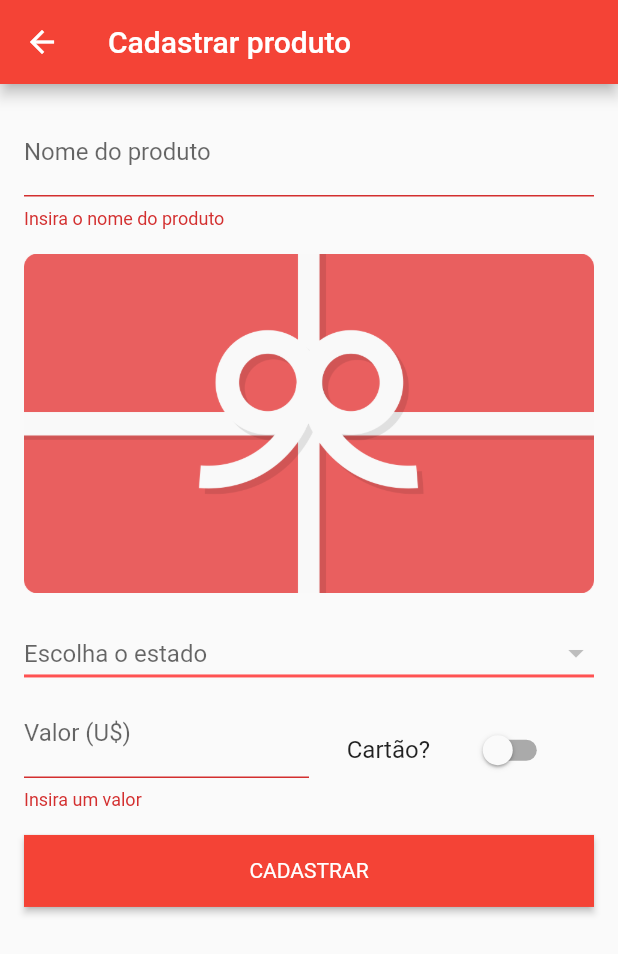
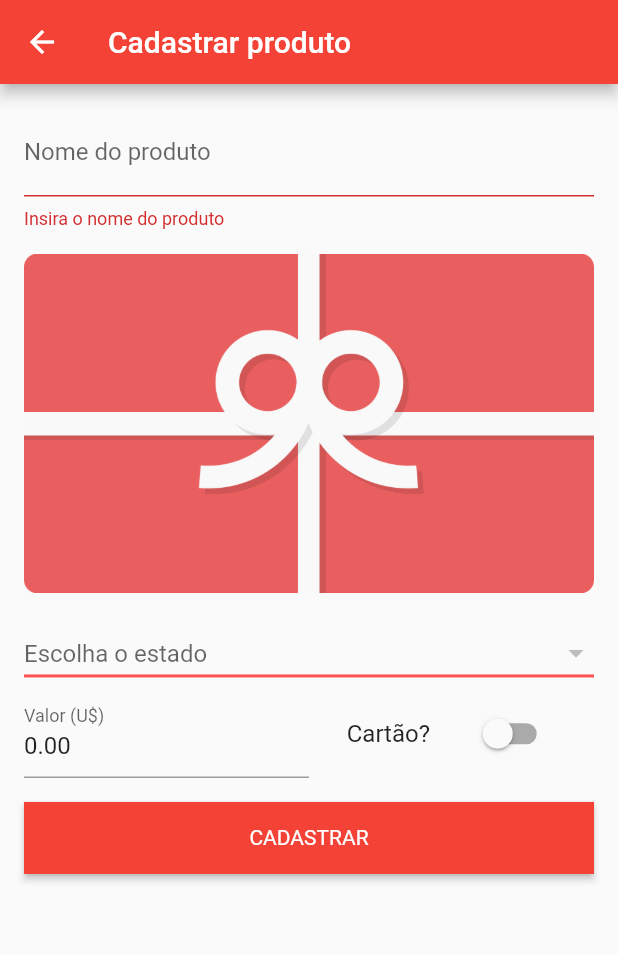
Before and after one commit to kauaestriga/UShopping, a Flutter app: the AddPurchase screen opened by its route, after a tap on "CADASTRAR", on a phone screen of 412 x 824 dp. Shown: the top 954 px of the screen. Run offline on Flutter 3.47's test engine with Material 2 defaults, Android fonts, the phone set to English and light mode, and no system bars; our stand-ins replace cloud_firestore, flutter_masked_text, image_picker, sqflite; missing offline and left inert: dart:ffi; accounts and stored records are empty.

Commit message:
correcao do update do cadastro e do carregamente das variaveis de taxas

```diff
--- a/lib/sqlite/addPurchase.dart
+++ b/lib/sqlite/addPurchase.dart
@@ -5,6 +5,7 @@ import 'package:flutter/cupertino.dart';
 import 'package:flutter/material.dart';
 import 'package:flutter_app_ushopping/sqlite/model/purchase.dart';
 import 'package:flutter_app_ushopping/utils/CustomButton.dart';
+import 'package:flutter_masked_text/flutter_masked_text.dart';
 import 'package:image_picker/image_picker.dart';
 import 'package:flutter_app_ushopping/utils/ImageUtils.dart';
 
@@ -13,45 +14,55 @@ import 'model/purchase.dart';
 class AddPurchase extends StatefulWidget {
   final Purchase purchaseItem;
 
-  const AddPurchase ({ Key key, this.purchaseItem }): super(key: key);
+  const AddPurchase({Key key, this.purchaseItem}) : super(key: key);
+
   @override
   _AddPurchaseState createState() => _AddPurchaseState();
 }
 
 class _AddPurchaseState extends State<AddPurchase> {
+  CollectionReference statesRefs;
 
   @override
   void initState() {
     super.initState();
 
+    statesRefs = Firestore.instance.collection("states");
+    _loadIofTax();
+
     if (widget.purchaseItem != null) {
+      _purchaseId = widget.purchaseItem.id;
       _productNameController.text = widget.purchaseItem.productName;
-      _valueController.text = widget.purchaseItem.fullProductPrice.toString();
-      if(widget.purchaseItem.image != "")
-        _image = File.fromRawPath(ImageUtils.base64ToImage(widget.purchaseItem.image));
+      _valueController.text = widget.purchaseItem.dollarProductPrice.toStringAsFixed(2);
+      if (widget.purchaseItem.image != "")
+        _imageBase64 = widget.purchaseItem.image;
+      _dropDownValue = widget.purchaseItem.state;
       _isCard = widget.purchaseItem.isCard == 1;
+      _loadStateTax(widget.purchaseItem.state);
+      _textAction = "Editar";
     }
   }
 
   final _formKey = GlobalKey<FormState>();
+  final TextEditingController _productNameController = TextEditingController();
+  final MoneyMaskedTextController _valueController = MoneyMaskedTextController(decimalSeparator: '.', thousandSeparator: ',');
+
   File _image;
+  String _dropDownValue;
 
-  String _dropDownValue;
-  // var _states = ['Alabama', 'Alaska', 'New York', 'Washington'];
-  // List<DropdownMenuItem> _stateItems = [];
+  String _imageBase64 = "";
+  String _textAction = "Cadastrar";
+  bool _isCard = false;
 
-  bool _isCard = false;
-  double _iofTax = 6.38;
+  double _iofTax = 0;
   double _stateTax = 0;
-
-  final TextEditingController _productNameController = TextEditingController();
-  final TextEditingController _valueController = TextEditingController();
+  int _purchaseId = 0;
 
   @override
   Widget build(BuildContext context) {
     return Scaffold(
       appBar: AppBar(
-        title: Text("Cadastrar produto"),
+        title: Text("$_textAction produto"),
       ),
       body: SingleChildScrollView(
         child: Padding(
@@ -62,6 +73,8 @@ class _AddPurchaseState extends State<AddPurchase> {
               crossAxisAlignment: CrossAxisAlignment.start,
               children: [
                 TextFormField(
+                  keyboardType: TextInputType.name,
+                  textCapitalization: TextCapitalization.sentences,
                   decoration: InputDecoration(
                       hintText: "Nome do produto",
                       labelText: "Nome do produto"),
@@ -83,6 +96,9 @@ class _AddPurchaseState extends State<AddPurchase> {
                                   height: 200,
                                   fit: BoxFit.fitWidth),
                             )
+                          : _imageBase64 != ""
+                              ? Image.memory(
+                                  ImageUtils.base64ToImage(_imageBase64))
                               : Image.asset('images/gift_card.png')),
                 ),
                 SizedBox(height: 16),
@@ -92,6 +108,7 @@ class _AddPurchaseState extends State<AddPurchase> {
                     children: <Widget>[
                       Expanded(
                           child: TextFormField(
+                              keyboardType: TextInputType.number,
                               decoration: InputDecoration(
                                   hintText: "Valor (U\$)",
                                   labelText: "Valor (U\$)"),
@@ -120,26 +137,32 @@ class _AddPurchaseState extends State<AddPurchase> {
                     ]),
                 SizedBox(height: 16),
                 CustomButton(
-                  text: "Cadastrar",
+                  text: _textAction,
                   onPressed: () {
                     if (_formKey.currentState.validate()) {
                       var fullPrice = double.parse(_valueController.text);
                       if (_stateTax != 0) {
-                        fullPrice = double.parse(_valueController.text) * (_stateTax / 100 + 1);
+                        fullPrice = double.parse(_valueController.text) *
+                            (_stateTax / 100 + 1);
                       }
 
                       if (_isCard) {
                         fullPrice = fullPrice * (_iofTax / 100 + 1);
                       }
 
+                      fullPrice = double.parse(fullPrice.toStringAsFixed(2));
+
                       Purchase purchase = Purchase(
+                          id: _purchaseId != 0 ? _purchaseId : null,
                           productName: _productNameController.text,
-                        dollarProductPrice: double.parse(_valueController.text),
+                          dollarProductPrice:
+                              double.parse(_valueController.text),
                           fullProductPrice: fullPrice,
                           state: _dropDownValue != null ? _dropDownValue : "",
-                        image: _image != null ? ImageUtils.imageToBase64(_image) : "",
-                        isCard: _isCard ? 1 : 0
-                      );
+                          image: _image != null
+                              ? ImageUtils.imageToBase64(_image)
+                              : _imageBase64,
+                          isCard: _isCard ? 1 : 0);
                       Navigator.pop(context, purchase);
                     }
                   },
@@ -153,7 +176,8 @@ class _AddPurchaseState extends State<AddPurchase> {
   }
 
   _imgFromCamera() async {
-    PickedFile selectedFile = await ImagePicker().getImage(source: ImageSource.camera);
+    PickedFile selectedFile =
+        await ImagePicker().getImage(source: ImageSource.camera);
     File image = File(selectedFile.path);
 
     setState(() {
@@ -162,7 +186,8 @@ class _AddPurchaseState extends State<AddPurchase> {
   }
 
   _imgFromGallery() async {
-    PickedFile selectedFile = await ImagePicker().getImage(source: ImageSource.gallery);
+    PickedFile selectedFile =
+        await ImagePicker().getImage(source: ImageSource.gallery);
     File image = File(selectedFile.path);
 
     setState(() {
@@ -202,27 +227,25 @@ class _AddPurchaseState extends State<AddPurchase> {
 
   Widget _loadItensDropDown(BuildContext context) {
     return StreamBuilder<QuerySnapshot>(
-      stream: Firestore.instance.collection("states").snapshots(),
+      stream: statesRefs.snapshots(),
       builder: (context, snapshot) {
-        if (!snapshot.hasData) LinearProgressIndicator();
-
-        return _buildDropDown(snapshot.data.documents);
+        return snapshot.data == null
+            ? LinearProgressIndicator()
+            : _buildDropDown(snapshot.data.documents);
       },
     );
   }
 
   Widget _buildDropDown(List<DocumentSnapshot> snapshot) {
     List<DropdownMenuItem> _stateItems = [];
-    for(int i=0; i < snapshot.length; i++) {
+    for (int i = 0; i < snapshot.length; i++) {
       DocumentSnapshot snap = snapshot[i];
-      _stateItems.add(
-          DropdownMenuItem(
+      _stateItems.add(DropdownMenuItem(
         child: Text(
           snap.documentID,
         ),
         value: "${snap.documentID}",
-          )
-      );
+      ));
     }
 
     return DropdownButton(
@@ -237,37 +260,27 @@ class _AddPurchaseState extends State<AddPurchase> {
         onChanged: (newState) {
           _dropDownItemSelected(newState);
         },
-        value: this._dropDownValue
-    );
+        value: this._dropDownValue);
   }
 
   void _dropDownItemSelected(String newState) {
     setState(() {
       this._dropDownValue = newState;
+      _loadStateTax(newState);
     });
   }
 
-  // _loadItensDropDown() {
-  //   return DropdownButton<String>(
-  //       iconEnabledColor: Colors.red,
-  //       isExpanded: true,
-  //       underline: Container(
-  //         height: 2,
-  //         color: Colors.redAccent,
-  //       ),
-  //       items: _states.map((String dropDownStringItem) {
-  //         return DropdownMenuItem<String>(
-  //           value: dropDownStringItem,
-  //           child: Text(dropDownStringItem),
-  //         );
-  //       }).toList(),
-  //       hint: new Text("Escolha o estado"),
-  //       onChanged: (String newState) {
-  //         _dropDownItemSelected(newState);
-  //         setState(() {
-  //           this._dropDownValue = newState;
-  //         });
-  //       },
-  //       value: _dropDownValue);
-  // }
+  void _loadIofTax(){
+    Firestore.instance
+        .collection("ioftax")
+        .getDocuments()
+        .then((value) => this._iofTax = value.documents[0].documentID as double);
   }
+
+  void _loadStateTax(String state) {
+    statesRefs
+        .document(state)
+        .get()
+        .then((value) => this._stateTax = value.data['tax']);
+  }
+}
--- a/lib/sqlite/listPurchase.dart
+++ b/lib/sqlite/listPurchase.dart
@@ -37,7 +37,6 @@ class _ListPurchaseState extends State<ListPurchase> {
   }
 
   readAll() async {
-    try {
     final List<Map<String, dynamic>> maps = await _database.query('purchase');
     purchaseList = List.generate(maps.length, (i) {
       return Purchase(
@@ -52,9 +51,6 @@ class _ListPurchaseState extends State<ListPurchase> {
     });
 
     setState(() {});
-    } on Exception catch (e) {
-      print(e.toString());
-    }
   }
 
   @override
@@ -109,7 +105,7 @@ class _ListPurchaseState extends State<ListPurchase> {
         child: ListTile(
           leading: purchaseList[index].image != "" ? Image.memory(ImageUtils.base64ToImage(purchaseList[index].image)) : Image.asset('images/gift_card.png'),
           title: Text("${purchaseList[index].productName}"),
-          subtitle: Text("${purchaseList[index].dollarProductPrice}"),
+          subtitle: Text("U\$${purchaseList[index].dollarProductPrice.toStringAsFixed(2)}"),
           onTap: () {
             Navigator.push(
               context,
@@ -146,6 +142,8 @@ class _ListPurchaseState extends State<ListPurchase> {
   }
 
   updatePurchase(Purchase purchase) {
+    purchaseList.removeWhere((item) => item.id == purchase.id);
+
     _database
         .update(
       'purchase',
@@ -154,8 +152,7 @@ class _ListPurchaseState extends State<ListPurchase> {
       whereArgs: [purchase.id],
     ).then((value) {
       setState(() {
-        purchaseList.clear();
-        readAll();
+        purchaseList.add(purchase);
       });
     });
   }
--- a/pubspec.yaml
+++ b/pubspec.yaml
@@ -27,6 +27,7 @@ dependencies:
   image_picker: ^0.6.6+5
   sqflite: ^1.3.2+3
   cloud_firestore: ^0.13.6
+  flutter_masked_text: ^0.7.0
 
 dev_dependencies:
   flutter_test:
```
Also changed, not shown: lib/firebase/listState.dart (deleted), lib/firebase/model/stateItem.dart (deleted), pubspec.lock. Lines whose indentation alone changed are shown as unchanged.
